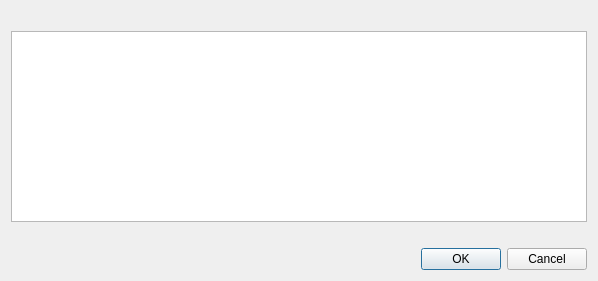
Before: the Qt Designer form src/qt/forms/signrawtxdialog.ui in sschepis/syscoin2, drawn with Qt 5.
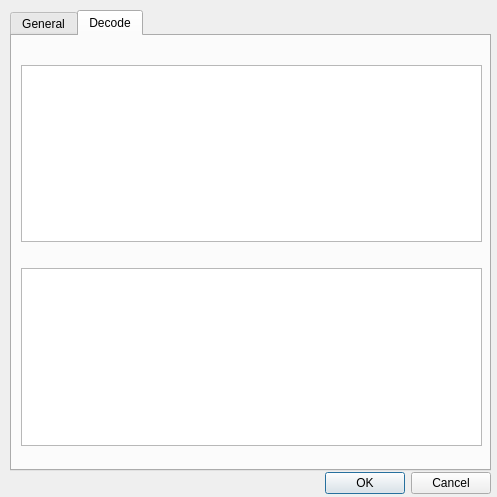
After: the same form once the commit is applied.

Diff of the .ui file:
```diff
--- a/src/qt/forms/signrawtxdialog.ui
+++ b/src/qt/forms/signrawtxdialog.ui
@@ -6,79 +6,173 @@
    <rect>
     <x>0</x>
     <y>0</y>
-    <width>598</width>
-    <height>281</height>
+    <width>497</width>
+    <height>497</height>
    </rect>
   </property>
-  <property name="sizePolicy">
-   <sizepolicy hsizetype="Preferred" vsizetype="Minimum">
-    <horstretch>0</horstretch>
-    <verstretch>0</verstretch>
-   </sizepolicy>
-  </property>
-  <property name="minimumSize">
-   <size>
-    <width>550</width>
-    <height>0</height>
-   </size>
-  </property>
   <property name="windowTitle">
    <string>Sign Raw Syscoin Transaction</string>
   </property>
-  <layout class="QVBoxLayout" name="verticalLayout">
-   <property name="sizeConstraint">
-    <enum>QLayout::SetMinimumSize</enum>
+  <widget class="QTabWidget" name="tabWidget">
+   <property name="geometry">
+    <rect>
+     <x>10</x>
+     <y>10</y>
+     <width>481</width>
+     <height>461</height>
+    </rect>
    </property>
-   <item>
-    <widget class="QLabel" name="rawtxDisclaimer">
-     <property name="text">
-      <string notr="true"/>
+   <property name="currentIndex">
+    <number>1</number>
+   </property>
+   <widget class="QWidget" name="tab_3">
+    <attribute name="title">
+     <string>General</string>
+    </attribute>
+    <layout class="QFormLayout" name="formLayout_2">
+     <property name="fieldGrowthPolicy">
+      <enum>QFormLayout::AllNonFixedFieldsGrow</enum>
      </property>
-     <property name="textFormat">
-      <enum>Qt::RichText</enum>
-     </property>
-     <property name="wordWrap">
-      <bool>true</bool>
-     </property>
-    </widget>
-   </item>
-   <item>
-    <layout class="QVBoxLayout" name="verticalLayout_2">
-     <property name="sizeConstraint">
-      <enum>QLayout::SetMinimumSize</enum>
-     </property>
-     <item>
-      <widget class="QPlainTextEdit" name="rawTxEdit"/>
+     <item row="4" column="1">
+      <layout class="QVBoxLayout" name="verticalLayout_2">
+       <item>
+        <widget class="QLabel" name="rawTxDisclaimer">
+         <property name="text">
+          <string/>
+         </property>
+         <property name="wordWrap">
+          <bool>true</bool>
+         </property>
+        </widget>
+       </item>
+       <item>
+        <widget class="QPlainTextEdit" name="rawTxEdit"/>
+       </item>
+      </layout>
      </item>
-     <item>
-      <widget class="QLabel" name="capsLabel">
-       <property name="font">
-        <font>
-         <weight>75</weight>
-         <bold>true</bold>
-        </font>
-       </property>
+     <item row="5" column="1">
+      <widget class="QLabel" name="decodeDisclaimer">
        <property name="text">
         <string/>
        </property>
-       <property name="alignment">
-        <set>Qt::AlignCenter</set>
+       <property name="wordWrap">
+        <bool>true</bool>
        </property>
       </widget>
      </item>
     </layout>
-   </item>
-   <item>
-    <widget class="QDialogButtonBox" name="buttonBox">
-     <property name="orientation">
-      <enum>Qt::Horizontal</enum>
+   </widget>
+   <widget class="QWidget" name="tab">
+    <attribute name="title">
+     <string>Decode</string>
+    </attribute>
+    <widget class="QWidget" name="verticalLayoutWidget">
+     <property name="geometry">
+      <rect>
+       <x>9</x>
+       <y>9</y>
+       <width>461</width>
+       <height>421</height>
+      </rect>
      </property>
-     <property name="standardButtons">
-      <set>QDialogButtonBox::Cancel|QDialogButtonBox::Ok</set>
+     <layout class="QVBoxLayout" name="verticalLayout">
+      <item>
+       <widget class="QLabel" name="decodeTxDisclaimer">
+        <property name="text">
+         <string/>
+        </property>
+        <property name="wordWrap">
+         <bool>true</bool>
+        </property>
+       </widget>
+      </item>
+      <item>
+       <widget class="QPlainTextEdit" name="rawTxDecodeEdit"/>
+      </item>
+      <item>
+       <widget class="QLabel" name="decodeSysTxDisclaimer">
+        <property name="text">
+         <string/>
+        </property>
+        <property name="wordWrap">
+         <bool>true</bool>
+        </property>
+       </widget>
+      </item>
+      <item>
+       <widget class="QPlainTextEdit" name="rawSysTxDecodeEdit"/>
+      </item>
+      <item>
+       <widget class="QLabel" name="multisigTitle">
+        <property name="text">
+         <string/>
+        </property>
+        <property name="wordWrap">
+         <bool>true</bool>
+        </property>
+       </widget>
+      </item>
+     </layout>
+    </widget>
+    <widget class="QLabel" name="label_6">
+     <property name="geometry">
+      <rect>
+       <x>1</x>
+       <y>199</y>
+       <width>471</width>
+       <height>81</height>
+      </rect>
      </property>
+     <property name="text">
+      <string/>
+     </property>
+     <property name="wordWrap">
+      <bool>true</bool>
+     </property>
     </widget>
-   </item>
-  </layout>
+    <zorder>label_6</zorder>
+    <zorder>verticalLayoutWidget</zorder>
+   </widget>
+  </widget>
+  <widget class="QWidget" name="layoutWidget">
+   <property name="geometry">
+    <rect>
+     <x>10</x>
+     <y>470</y>
+     <width>481</width>
+     <height>27</height>
+    </rect>
+   </property>
+   <layout class="QHBoxLayout" name="horizontalLayout">
+    <item>
+     <spacer name="horizontalSpacer">
+      <property name="orientation">
+       <enum>Qt::Horizontal</enum>
+      </property>
+      <property name="sizeHint" stdset="0">
+       <size>
+        <width>40</width>
+        <height>20</height>
+       </size>
+      </property>
+     </spacer>
+    </item>
+    <item>
+     <widget class="QPushButton" name="okButton">
+      <property name="text">
+       <string>OK</string>
+      </property>
+     </widget>
+    </item>
+    <item>
+     <widget class="QPushButton" name="cancelButton">
+      <property name="text">
+       <string>Cancel</string>
+      </property>
+     </widget>
+    </item>
+   </layout>
+  </widget>
  </widget>
  <resources/>
  <connections>
```
Left out of the diff: 37 changed lines with no effect on the pictures.
